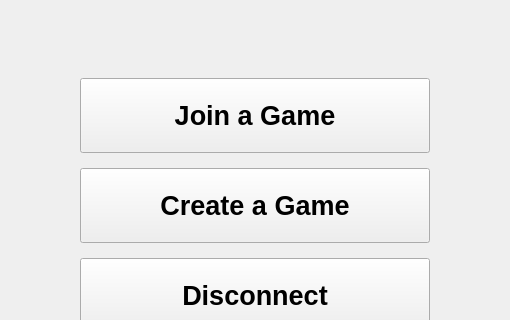
First picture: the form in src/client/gui/mainmenu.ui, repository HqWisen/CityLord, before the edit; both pictures show x 320 to 830 and y 362 to 682 of the 1152 by 864 pixel window.
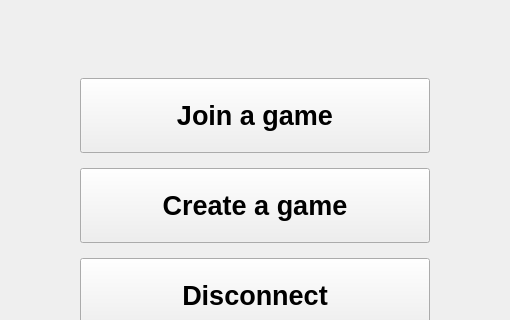
Second picture: the form after the edit.

Patch:
```diff
--- a/src/client/gui/mainmenu.ui
+++ b/src/client/gui/mainmenu.ui
@@ -56,7 +56,7 @@
     </rect>
    </property>
    <property name="text">
-    <string>Join a Game</string>
+    <string>Join a game</string>
    </property>
   </widget>
   <widget class="QPushButton" name="create_pushButton">
@@ -69,7 +69,7 @@
     </rect>
    </property>
    <property name="text">
-    <string>Create a Game</string>
+    <string>Create a game</string>
    </property>
   </widget>
  </widget>
```
Left out of the diff: 8 changed lines with no effect on the pictures.
